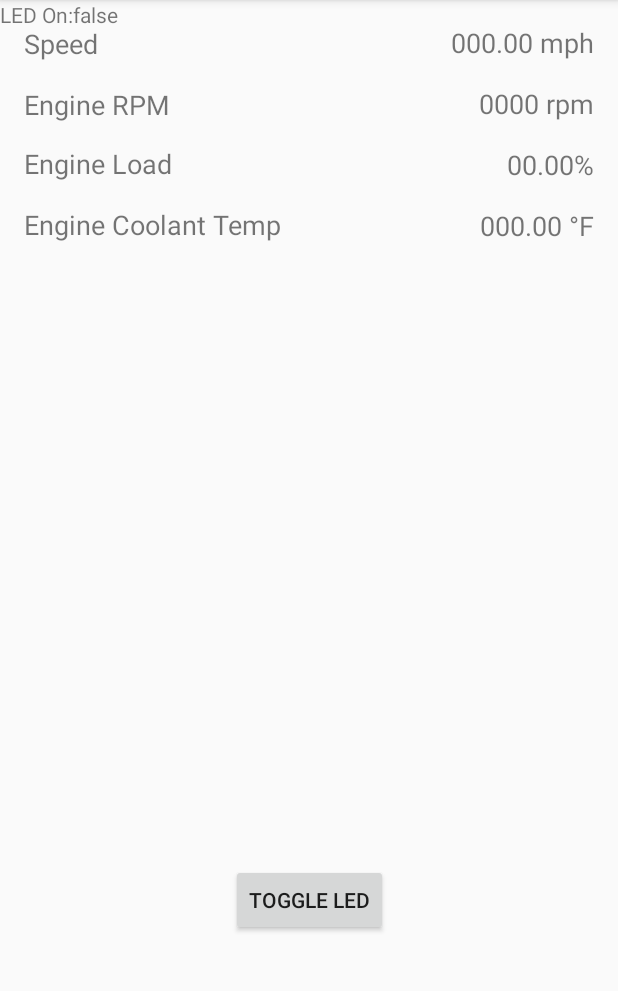
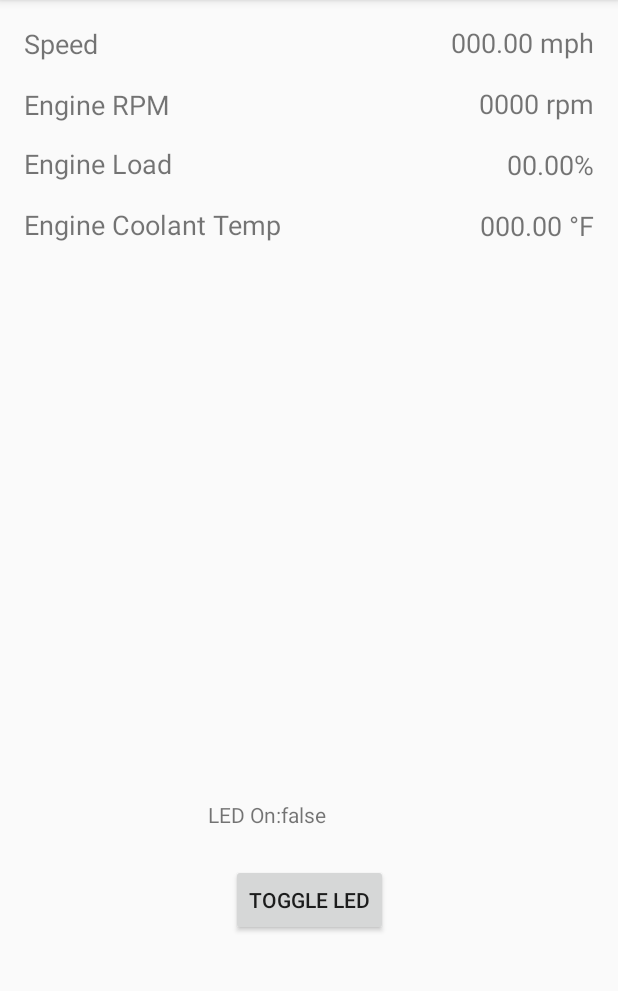
Before and after one commit to parkerottaway/ASUOBD2App, an Android app: the DisplayMetrics screen opened directly, with no data from a screen before it, on a phone screen of 412 x 824 dp, the part 84-1075 px from its top. Run offline under Robolectric (Android 15) with nearby library versions, the phone set to English and light mode, and no system bars; 4 statements that could not run were skipped.

Commit message:
Functioning LED toggle (code.ino commented) + mini fixes

```diff
--- a/app/src/main/res/layout/display_metrics.xml
+++ b/app/src/main/res/layout/display_metrics.xml
@@ -123,7 +123,15 @@
         android:id="@+id/ledTextView"
         android:layout_width="wrap_content"
         android:layout_height="wrap_content"
-        tools:layout_editor_absoluteX="177dp"
-        tools:layout_editor_absoluteY="515dp" />
+        android:layout_marginStart="178dp"
+        android:layout_marginLeft="178dp"
+        android:layout_marginTop="515dp"
+        android:layout_marginEnd="234dp"
+        android:layout_marginRight="234dp"
+        android:layout_marginBottom="197dp"
+        app:layout_constraintBottom_toBottomOf="parent"
+        app:layout_constraintEnd_toEndOf="parent"
+        app:layout_constraintStart_toStartOf="parent"
+        app:layout_constraintTop_toTopOf="parent" />
 
 </androidx.constraintlayout.widget.ConstraintLayout>
```
Also changed, not shown: app/src/main/java/com/example/asuobd2app/DisplayMetrics.kt (+86 -3 lines), app/src/main/java/com/example/asuobd2app/MainActivity.kt (+7 -3 lines).
